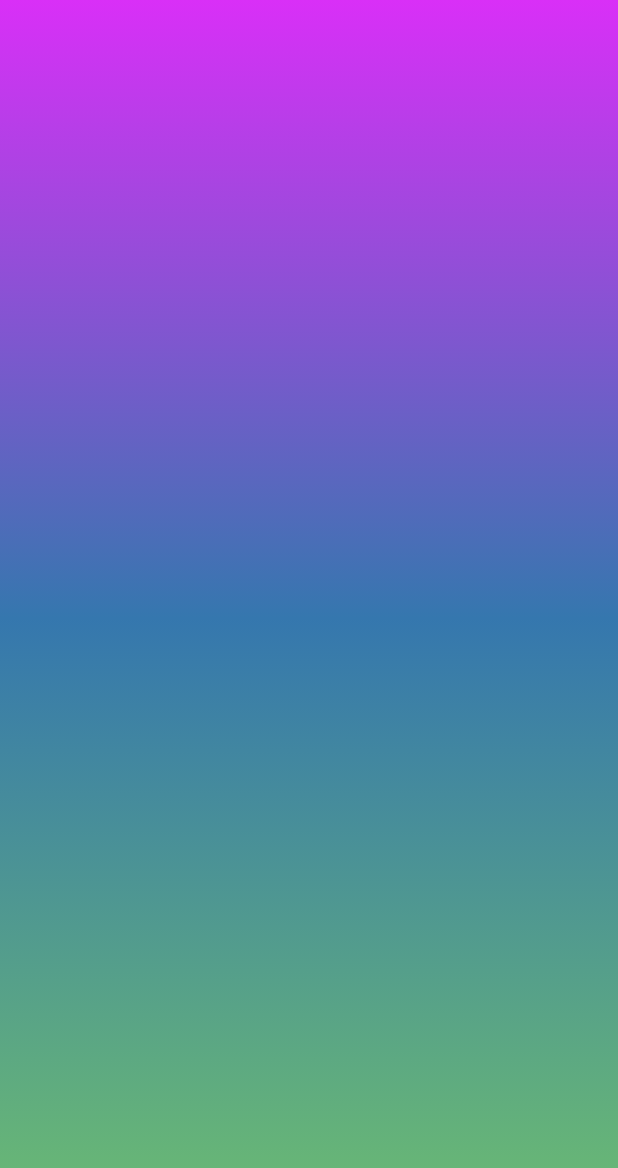
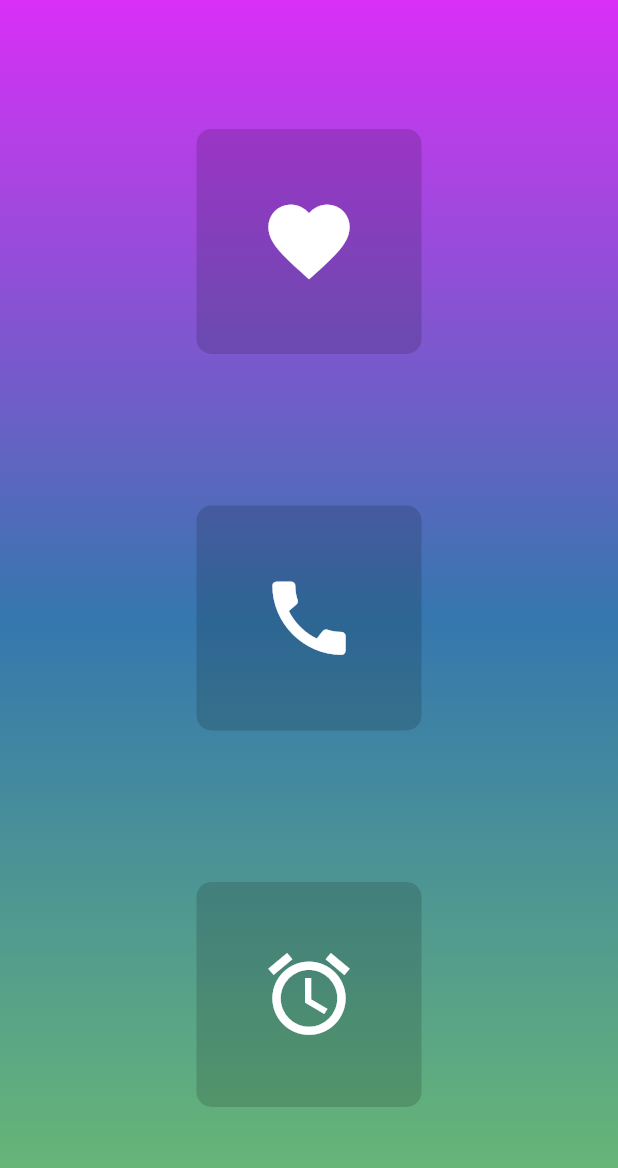
Before and after one commit to Taki-Takieddine/Save-Us, a Flutter app: the screen it shows after launch, on a phone screen of 412 x 824 dp. Shown: the top 1168 px of the screen. Run offline on Flutter 3.47's test engine with Material 2 defaults, Android fonts, the phone set to English and light mode, and no system bars.

Commit message:
UI choose profile down

```diff
--- a/applicationmemoire/lib/choose_profil.dart
+++ b/applicationmemoire/lib/choose_profil.dart
@@ -17,13 +17,47 @@ class _ChooseProfilState extends State<ChooseProfil> {
 
       body:SafeArea(
       child: Container(
-        decoration: const BoxDecoration(
+              width: MediaQuery.of(context).size.width,
+              height:MediaQuery.of(context).size.height ,
+              decoration: const BoxDecoration(
               gradient: LinearGradient(
                   begin: Alignment.topCenter,
                       end: Alignment.bottomCenter,
                       colors: <Color>[Color.fromARGB(255, 217, 47, 247), Color.fromARGB(255, 53, 119, 174),Color.fromARGB(255, 109, 189, 112)])),
+                child:Column(
+                  crossAxisAlignment: CrossAxisAlignment.center,
+                  mainAxisAlignment: MainAxisAlignment.spaceEvenly,
+                  children: [
+                    boutton_profil(const Icon(Icons.favorite,color: Colors.white,size: 65,)),
+                    boutton_profil(const Icon(Icons.call,color: Colors.white,size: 65),),
+                    boutton_profil(const Icon(Icons.access_alarm,color: Colors.white,size: 65)),
 
+                    ],),
       ),
     ),);
   }
 }
+
+class boutton_profil extends StatelessWidget {
+  final Icon icon;
+  boutton_profil(this.icon);
+  @override
+  Widget build(BuildContext context) {
+    return GestureDetector(
+      onTap: () {
+
+      },
+      child: Container(
+      margin: const EdgeInsets.all(15.0),
+      decoration: BoxDecoration(
+       borderRadius: BorderRadius.circular(10.0) ,
+       color: Colors.transparent.withOpacity(0.15),
+      ),
+      height: 150,
+      width: 150,
+      child: icon,
+
+      ),
+    );
+  }
+}
```
